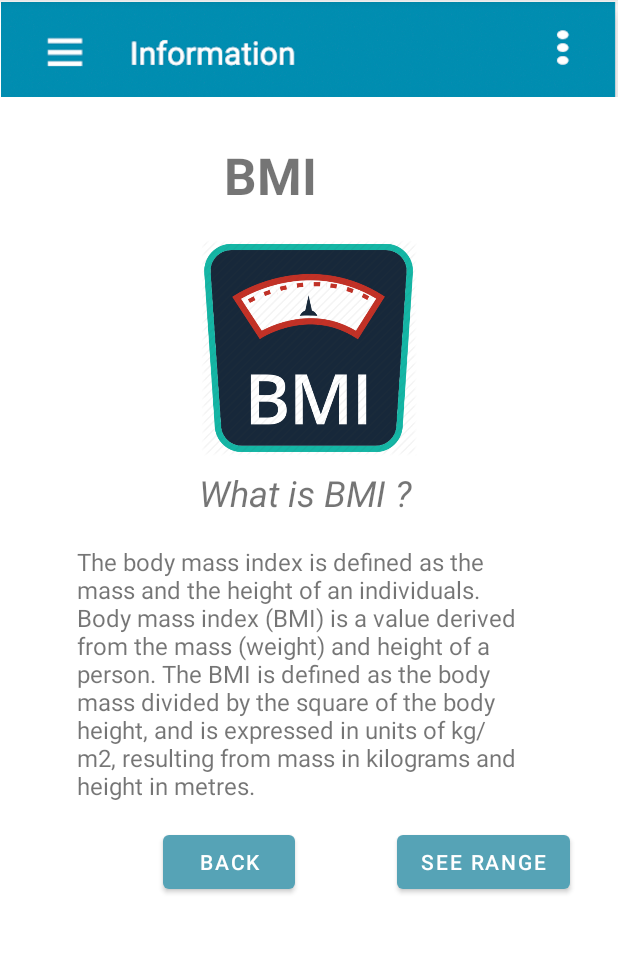
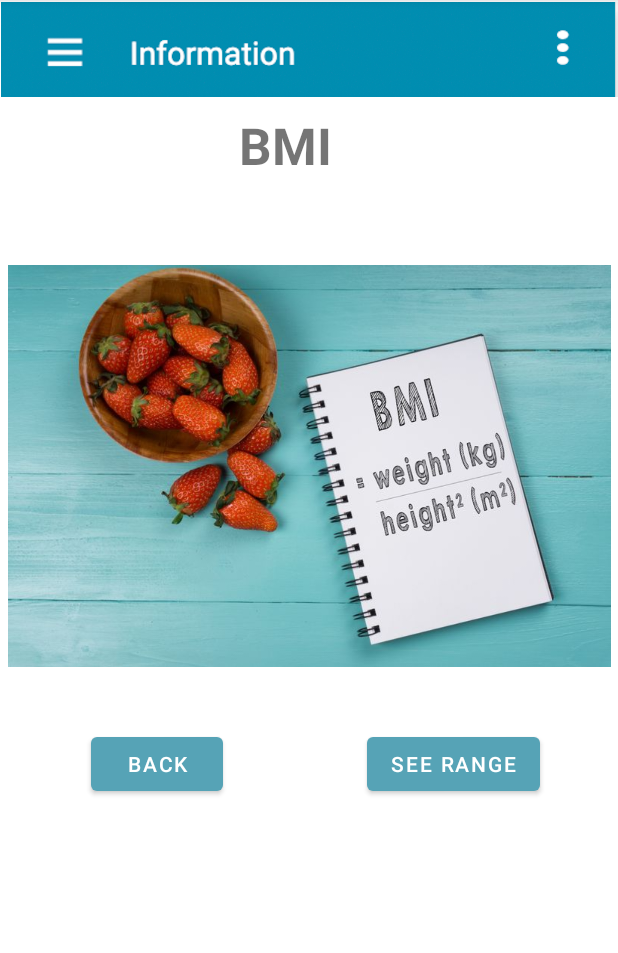
Before and after one commit to kethmi501/The-Chosen-Ones, an Android app: the main3 screen opened directly, with no data from a screen before it, on a phone screen of 412 x 824 dp, the part 84-1037 px from its top. Run offline under Robolectric (Android 15) with nearby library versions, the phone set to English and light mode, and no system bars.

Commit message:
ui changes

```diff
--- a/app/src/main/java/com/example/healthopedia/main.java
+++ b/app/src/main/java/com/example/healthopedia/main.java
@@ -88,7 +88,7 @@ public class main extends AppCompatActivity {
                     String name = infoArr[i].split(":")[0];//this will only display the un not pw
 
 
-                    Toast.makeText(main.this,name,Toast.LENGTH_SHORT).show();
+                    Toast.makeText(main.this,name,Toast.LENGTH_LONG).show();
 
                     Et_name.setText(name);
 
@@ -112,10 +112,10 @@ public class main extends AppCompatActivity {
         String name = Et_name.getText().toString();
 
         if(name.isEmpty()){
-            Toast.makeText(main.this,"Select a value",Toast.LENGTH_SHORT).show();
+            Toast.makeText(main.this,"Select a value",Toast.LENGTH_LONG).show();
         }else{
             dbhelper.deleteInfo(name);
-            Toast.makeText(main.this,name+ " User deleted successfully",Toast.LENGTH_SHORT).show();
+            Toast.makeText(main.this,name+ " deleted successfully",Toast.LENGTH_LONG).show();
         }
     }
 
--- a/app/src/main/res/layout/activity_main3.xml
+++ b/app/src/main/res/layout/activity_main3.xml
@@ -15,79 +15,55 @@
         app:layout_constraintTop_toTopOf="parent"
         app:srcCompat="@drawable/info" />
 
+
     <TextView
-        android:id="@+id/tv_ti2"
+        android:id="@+id/tv_1"
         android:layout_width="112dp"
         android:layout_height="50dp"
-        android:layout_marginTop="28dp"
+        android:layout_marginTop="8dp"
         android:text="@string/tv_ti2"
         android:textSize="34sp"
         android:textStyle="bold"
         app:layout_constraintEnd_toEndOf="parent"
-        app:layout_constraintHorizontal_bias="0.498"
+        app:layout_constraintHorizontal_bias="0.531"
         app:layout_constraintStart_toStartOf="parent"
         app:layout_constraintTop_toBottomOf="@+id/imageView5" />
-
-    <ImageView
-        android:id="@+id/imageView6"
-        android:layout_width="169dp"
-        android:layout_height="144dp"
-        android:layout_marginTop="16dp"
-        app:layout_constraintEnd_toEndOf="parent"
-        app:layout_constraintStart_toStartOf="parent"
-        app:layout_constraintTop_toBottomOf="@+id/tv_ti2"
-        app:srcCompat="@drawable/bmicon" />
-
-
-    <TextView
-        android:id="@+id/tv_p2"
-        android:layout_width="146dp"
-        android:layout_height="39dp"
-        android:layout_marginTop="8dp"
-        android:text="@string/tv_p2"
-        android:textSize="24sp"
-        android:textStyle="italic"
-        app:layout_constraintEnd_toEndOf="parent"
-        app:layout_constraintHorizontal_bias="0.498"
-        app:layout_constraintStart_toStartOf="parent"
-        app:layout_constraintTop_toBottomOf="@+id/imageView6" />
-
-    <TextView
-        android:id="@+id/tv_p3"
-        android:layout_width="308dp"
-        android:layout_height="171dp"
-        android:layout_marginTop="12dp"
-        android:text="@string/tv_p3"
-        android:textSize="16sp"
-        app:layout_constraintEnd_toEndOf="parent"
-        app:layout_constraintHorizontal_bias="0.495"
-        app:layout_constraintStart_toStartOf="parent"
-        app:layout_constraintTop_toBottomOf="@+id/tv_p2" />
 
     <Button
         android:id="@+id/btn_range"
         android:layout_width="wrap_content"
         android:layout_height="wrap_content"
-        android:layout_marginTop="16dp"
-        android:layout_marginEnd="32dp"
-        android:layout_marginRight="32dp"
+        android:layout_marginEnd="52dp"
+        android:layout_marginRight="52dp"
         android:onClick="OnClick4"
         android:text="@string/btn_range"
         app:backgroundTint="#56A3B6"
         app:layout_constraintEnd_toEndOf="parent"
-        app:layout_constraintTop_toBottomOf="@+id/tv_p3" />
+        app:layout_constraintTop_toBottomOf="@+id/imageView11" />
 
     <Button
         android:id="@+id/btn_back"
         android:layout_width="wrap_content"
         android:layout_height="wrap_content"
-        android:layout_marginTop="16dp"
+        android:layout_marginStart="32dp"
+        android:layout_marginLeft="32dp"
         android:layout_marginEnd="68dp"
         android:layout_marginRight="68dp"
         android:onClick="OnClick3"
         android:text="@string/btn_back"
         app:backgroundTint="#56A3B6"
         app:layout_constraintEnd_toStartOf="@+id/btn_range"
-        app:layout_constraintTop_toBottomOf="@+id/tv_p3" />
+        app:layout_constraintStart_toStartOf="parent"
+        app:layout_constraintTop_toBottomOf="@+id/imageView11" />
+
+    <ImageView
+        android:id="@+id/imageView11"
+        android:layout_width="402dp"
+        android:layout_height="349dp"
+        android:layout_marginTop="62dp"
+        app:layout_constraintEnd_toEndOf="parent"
+        app:layout_constraintStart_toStartOf="parent"
+        app:layout_constraintTop_toTopOf="@+id/tv_1"
+        app:srcCompat="@drawable/whtbmi" />
 
 </androidx.constraintlayout.widget.ConstraintLayout>
--- a/app/src/main/res/values/strings.xml
+++ b/app/src/main/res/values/strings.xml
@@ -44,4 +44,5 @@
     <string name="tv_name">Name</string>
     <string name="Et_name" />
     <string name="btn_bck">back</string>
+    <string name="tv_1">BMI Range</string>
 </resources>
```
Also changed, not shown: app/src/main/res/layout/activity_main1.xml (+12 -34 lines), app/src/main/res/drawable/whtbmi.jpeg (added).
